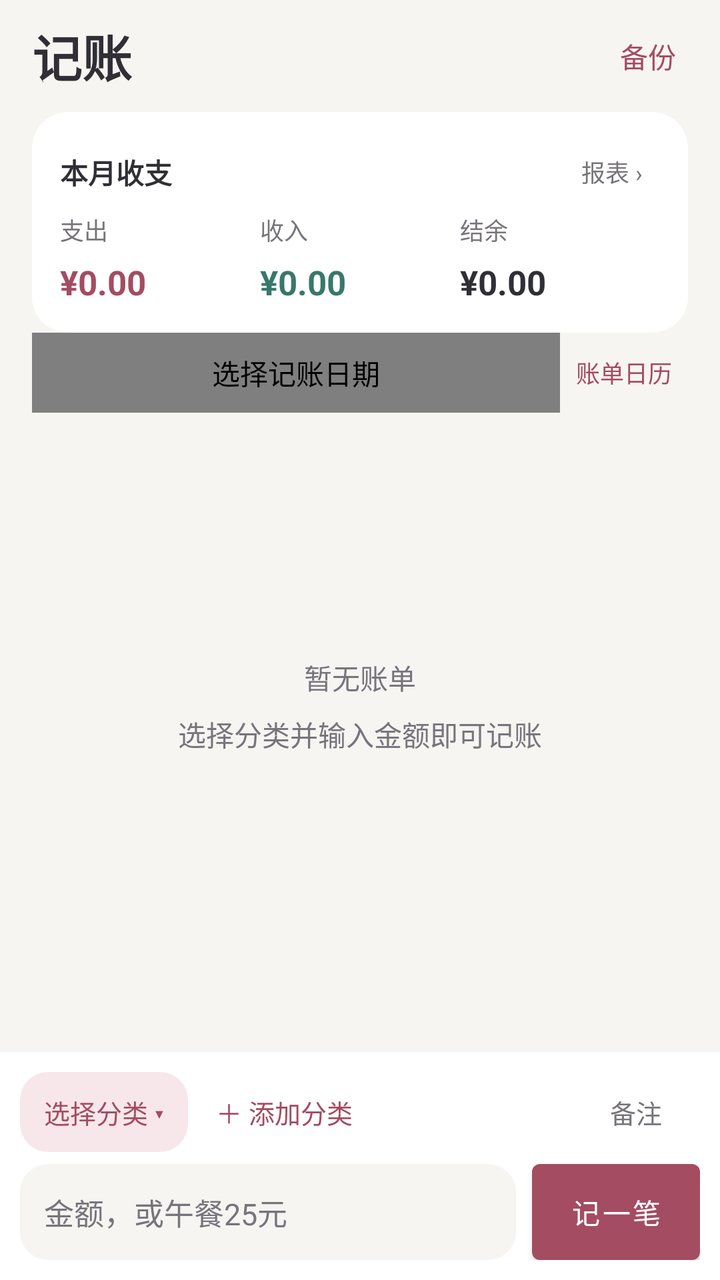
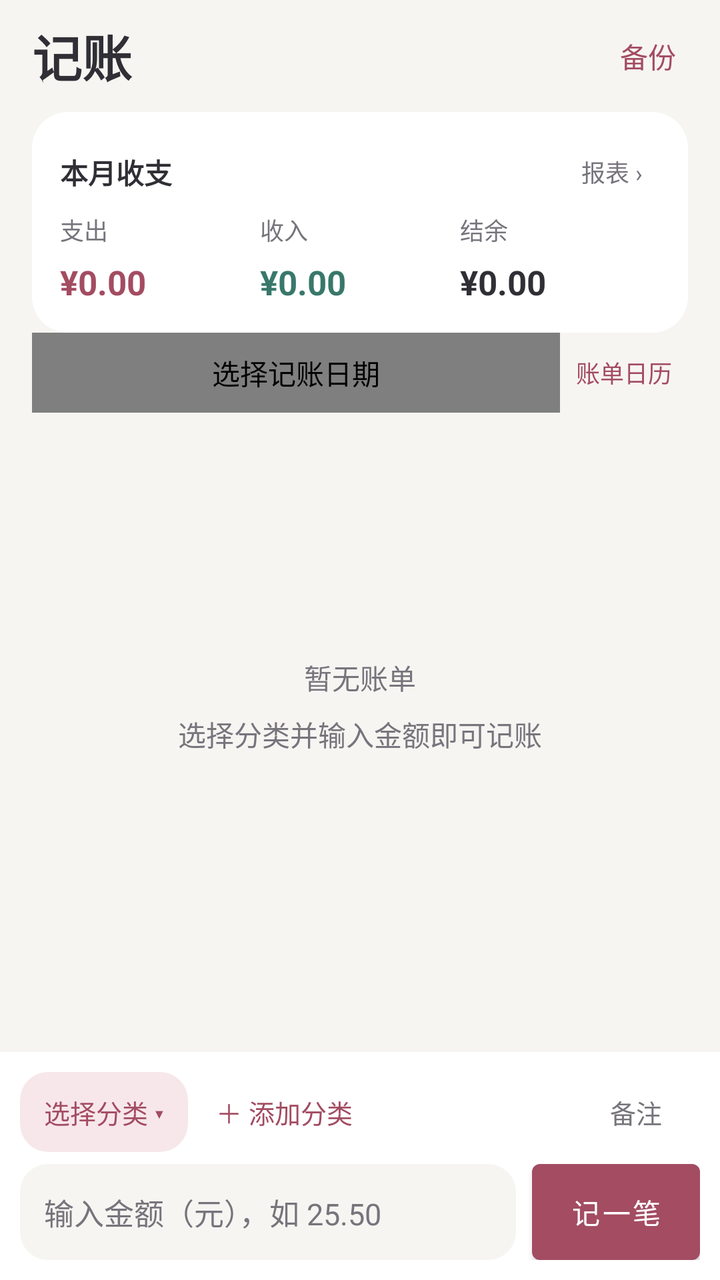

Before-and-after screenshots of an Android layout around one commit, followed by the original layout XML and the change that was made.
<!-- AndroidManifest.xml: application theme Theme.FutureRealization -->
<!-- res/layout/fragment_book_keeping.xml -->
<?xml version="1.0" encoding="utf-8"?>
<LinearLayout xmlns:android="http://schemas.android.com/apk/res/android"
    xmlns:app="http://schemas.android.com/apk/res-auto"
    android:layout_width="match_parent" android:layout_height="match_parent"
    android:background="@color/ledger_background" android:orientation="vertical">

    <LinearLayout android:layout_width="match_parent" android:layout_height="56dp"
        android:paddingStart="16dp" android:paddingEnd="12dp" android:gravity="center_vertical">
        <TextView android:layout_width="0dp" android:layout_weight="1"
            android:layout_height="wrap_content" android:text="记账" android:textSize="25sp"
            android:textStyle="bold" android:textColor="@color/ledger_text" />
        <TextView android:id="@+id/backup_btn" android:layout_width="48dp" android:layout_height="48dp"
            android:text="备份" android:gravity="center" android:textSize="14sp" android:textColor="@color/ledger_accent"
            android:background="?attr/selectableItemBackground" android:contentDescription="备份与换机迁移" />
    </LinearLayout>

    <LinearLayout android:layout_width="match_parent" android:layout_height="wrap_content"
        android:layout_marginStart="16dp" android:layout_marginEnd="16dp" android:padding="14dp"
        android:background="@drawable/ledger_card" android:orientation="vertical">
        <LinearLayout android:layout_width="match_parent" android:layout_height="wrap_content" android:gravity="center_vertical">
            <TextView android:layout_width="0dp" android:layout_weight="1" android:layout_height="wrap_content"
                android:text="本月收支" android:textColor="@color/ledger_text" android:textStyle="bold" android:textSize="14sp" />
            <TextView android:id="@+id/report_img_btn" android:layout_width="48dp" android:layout_height="32dp"
                android:gravity="center" android:text="报表 ›" android:textSize="12sp" android:textColor="@color/ledger_muted"
                android:background="?attr/selectableItemBackground" />
        </LinearLayout>
        <LinearLayout android:layout_width="match_parent" android:layout_height="wrap_content" android:paddingTop="4dp">
            <LinearLayout android:layout_width="0dp" android:layout_weight="1" android:layout_height="wrap_content" android:orientation="vertical">
                <TextView android:layout_width="wrap_content" android:layout_height="wrap_content" android:text="支出" android:textSize="12sp" android:textColor="@color/ledger_muted" />
                <TextView android:id="@+id/month_expense" style="@style/LedgerAmount" android:textColor="@color/ledger_accent" />
            </LinearLayout>
            <LinearLayout android:layout_width="0dp" android:layout_weight="1" android:layout_height="wrap_content" android:orientation="vertical">
                <TextView android:layout_width="wrap_content" android:layout_height="wrap_content" android:text="收入" android:textSize="12sp" android:textColor="@color/ledger_muted" />
                <TextView android:id="@+id/month_income" style="@style/LedgerAmount" android:textColor="@color/ledger_income" />
            </LinearLayout>
            <LinearLayout android:layout_width="0dp" android:layout_weight="1" android:layout_height="wrap_content" android:orientation="vertical">
                <TextView android:layout_width="wrap_content" android:layout_height="wrap_content" android:text="结余" android:textSize="12sp" android:textColor="@color/ledger_muted" />
                <TextView android:id="@+id/month_balance" style="@style/LedgerAmount" android:textColor="@color/ledger_text" />
            </LinearLayout>
        </LinearLayout>
    </LinearLayout>

    <LinearLayout android:layout_width="match_parent" android:layout_height="40dp" android:gravity="center_vertical"
        android:paddingStart="16dp" android:paddingEnd="16dp">
        <com.ccg.futurerealization.view.widget.DateTextView android:id="@+id/date_text"
            android:layout_width="0dp" android:layout_weight="1" android:layout_height="match_parent"
            android:gravity="center_vertical" android:textSize="13sp" android:textColor="@color/ledger_muted"
            android:background="?attr/selectableItemBackground" android:contentDescription="选择记账日期" />
        <TextView android:id="@+id/calendar_img_btn" android:layout_width="64dp" android:layout_height="match_parent"
            android:gravity="center" android:text="账单日历" android:textSize="12sp" android:textColor="@color/ledger_accent"
            android:background="?attr/selectableItemBackground" />
    </LinearLayout>
    <FrameLayout android:layout_width="match_parent" android:layout_height="0dp" android:layout_weight="1">
        <androidx.recyclerview.widget.RecyclerView android:id="@+id/chat_msg_list"
            android:layout_width="match_parent" android:layout_height="match_parent"
            android:paddingStart="16dp" android:paddingEnd="16dp" android:paddingBottom="8dp"
            android:clipToPadding="false" android:overScrollMode="never" />
        <TextView android:id="@+id/ledger_empty" android:layout_width="match_parent" android:layout_height="match_parent"
            android:gravity="center" android:text="暂无账单\n选择分类并输入金额即可记账" android:textSize="14sp"
            android:lineSpacingExtra="8dp" android:textColor="@color/ledger_muted" />
    </FrameLayout>
    <TextView android:id="@+id/day_summary" android:layout_width="match_parent" android:layout_height="wrap_content"
        android:paddingStart="16dp" android:paddingEnd="16dp" android:paddingTop="6dp" android:paddingBottom="6dp"
        android:textSize="11sp" android:textColor="@color/ledger_muted" />

    <LinearLayout android:id="@+id/send_layout" android:layout_width="match_parent" android:layout_height="wrap_content"
        android:orientation="vertical" android:padding="10dp" android:background="@color/ledger_surface">
        <LinearLayout android:layout_width="match_parent" android:layout_height="40dp" android:gravity="center_vertical">
            <TextView android:id="@+id/book_keep_type" android:layout_width="wrap_content" android:layout_height="40dp"
                android:gravity="center" android:paddingStart="12dp" android:paddingEnd="12dp" android:text="选择分类 ▾"
                android:textSize="13sp" android:textColor="@color/ledger_accent" android:background="@drawable/ledger_accent_surface" />
            <TextView android:id="@+id/add_category_btn" android:layout_width="0dp" android:layout_weight="1"
                android:layout_height="40dp" android:gravity="center_vertical" android:paddingStart="14dp"
                android:text="＋ 添加分类" android:textSize="13sp" android:textColor="@color/ledger_accent"
                android:background="?attr/selectableItemBackground" />
            <TextView android:id="@+id/remark_msg" android:layout_width="64dp" android:layout_height="40dp"
                android:gravity="center" android:text="备注" android:textSize="13sp" android:textColor="@color/ledger_muted"
                android:background="?attr/selectableItemBackground" />
        </LinearLayout>
        <LinearLayout android:layout_width="match_parent" android:layout_height="wrap_content" android:gravity="center_vertical" android:paddingTop="6dp">
            <EditText android:id="@+id/send_msg" android:layout_width="0dp" android:layout_weight="1"
                android:layout_height="48dp" android:background="@drawable/ledger_input" android:paddingStart="12dp" android:paddingEnd="12dp"
                android:hint="金额，或午餐25元" android:textColorHint="@color/ledger_muted" android:textColor="@color/ledger_text"
                android:textSize="15sp" android:inputType="text" android:imeOptions="actionSend" android:singleLine="true" android:maxLength="200" />
            <Button android:id="@+id/send_btn" android:layout_width="84dp" android:layout_height="48dp"
                android:layout_marginStart="8dp" android:text="记一笔" android:textSize="14sp" android:textColor="@color/white"
                app:backgroundTint="@color/ledger_accent" android:insetTop="0dp" android:insetBottom="0dp" />
        </LinearLayout>
    </LinearLayout>
    <LinearLayout android:id="@+id/category_panel" android:layout_width="match_parent" android:layout_height="wrap_content"
        android:visibility="gone" android:background="@color/ledger_surface" android:orientation="vertical">
        <com.google.android.material.tabs.TabLayout android:id="@+id/tab_layout" android:layout_width="match_parent"
            android:layout_height="40dp" app:tabIndicatorColor="@color/ledger_accent" app:tabSelectedTextColor="@color/ledger_accent"
            app:tabTextColor="@color/ledger_muted" app:tabMode="scrollable" />
        <androidx.viewpager.widget.ViewPager android:id="@+id/view_list" android:layout_width="match_parent"
            android:layout_height="144dp" android:overScrollMode="never" />
    </LinearLayout>
</LinearLayout>
<!-- resources referenced by this layout -->
<resources>
  <color name="ledger_accent">#A34C62</color>
  <color name="ledger_background">#F7F5F2</color>
  <color name="ledger_income">#38786A</color>
  <color name="ledger_muted">#77747C</color>
  <color name="ledger_surface">#FFFFFF</color>
  <color name="ledger_text">#302F35</color>
  <color name="white">#FFFFFFFF</color>
  <!-- drawable ledger_accent_surface (drawable) -->
  <?xml version="1.0" encoding="utf-8"?>
  <shape xmlns:android="http://schemas.android.com/apk/res/android" android:shape="rectangle">
      <solid android:color="@color/ledger_soft" />
      <corners android:radius="14dp" />
  </shape>
  <!-- drawable ledger_card (drawable) -->
  <?xml version="1.0" encoding="utf-8"?>
  <shape xmlns:android="http://schemas.android.com/apk/res/android" android:shape="rectangle">
      <solid android:color="@color/ledger_surface" />
      <corners android:radius="18dp" />
  </shape>
  <!-- drawable ledger_input (drawable) -->
  <?xml version="1.0" encoding="utf-8"?>
  <shape xmlns:android="http://schemas.android.com/apk/res/android" android:shape="rectangle">
      <solid android:color="@color/ledger_background" />
      <corners android:radius="14dp" />
  </shape>
  <style name="LedgerAmount">
          <item name="android:layout_width">match_parent</item>
          <item name="android:layout_height">wrap_content</item>
          <item name="android:paddingTop">6dp</item>
          <item name="android:textSize">17sp</item>
          <item name="android:textStyle">bold</item>
          <item name="android:text">¥0.00</item>
          <item name="android:maxLines">1</item>
          <item name="android:autoSizeTextType">uniform</item>
          <item name="android:autoSizeMinTextSize">10sp</item>
          <item name="android:autoSizeMaxTextSize">17sp</item>
          <item name="android:autoSizeStepGranularity">1sp</item>
      </style>
  <style name="Theme.FutureRealization" parent="Theme.MaterialComponents.DayNight.DarkActionBar">
          
          
          <item name="colorPrimaryVariant">@color/app_theme_color</item>
          <item name="colorOnPrimary">@color/white</item>
          
          <item name="colorSecondary">@color/teal_200</item>
          <item name="colorSecondaryVariant">@color/teal_700</item>
          <item name="colorOnSecondary">@color/black</item>
          
          <item name="android:statusBarColor" tools:targetApi="l">?attr/colorPrimaryVariant</item>
          
          <item name="textAllCaps">false</item>
          <item name="colorAccent">@color/app_theme_color</item>
          <item name="colorPrimary">@color/app_theme_color</item>
          <item name="colorPrimaryDark">@color/app_theme_color</item>
      </style>
  <color name="ledger_soft">#F7E7EB</color>
  <color name="app_theme_color">@color/ledger_accent</color>
  <color name="teal_200">#FF03DAC5</color>
  <color name="teal_700">#FF018786</color>
  <color name="black">#FF000000</color>
</resources>

<!-- the commit's change to res/layout/fragment_book_keeping.xml (unified diff, before → after) -->
@@ -80,8 +80,9 @@
         <LinearLayout android:layout_width="match_parent" android:layout_height="wrap_content" android:gravity="center_vertical" android:paddingTop="6dp">
             <EditText android:id="@+id/send_msg" android:layout_width="0dp" android:layout_weight="1"
                 android:layout_height="48dp" android:background="@drawable/ledger_input" android:paddingStart="12dp" android:paddingEnd="12dp"
-                android:hint="金额，或午餐25元" android:textColorHint="@color/ledger_muted" android:textColor="@color/ledger_text"
-                android:textSize="15sp" android:inputType="text" android:imeOptions="actionSend" android:singleLine="true" android:maxLength="200" />
+                android:hint="输入金额（元），如 25.50" android:textColorHint="@color/ledger_muted" android:textColor="@color/ledger_text"
+                android:textSize="15sp" android:inputType="numberDecimal" android:digits="0123456789."
+                android:imeOptions="actionSend" android:singleLine="true" android:maxLength="20" />
             <Button android:id="@+id/send_btn" android:layout_width="84dp" android:layout_height="48dp"
                 android:layout_marginStart="8dp" android:text="记一笔" android:textSize="14sp" android:textColor="@color/white"
                 app:backgroundTint="@color/ledger_accent" android:insetTop="0dp" android:insetBottom="0dp" />
